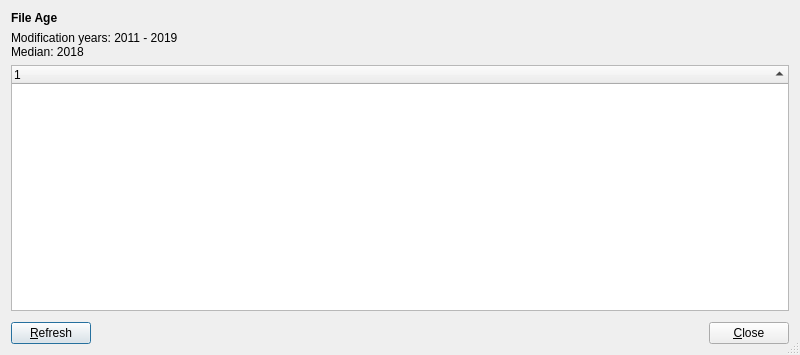
First picture: the form in src/file-age-stats-window.ui, repository shundhammer/qdirstat, before the edit.
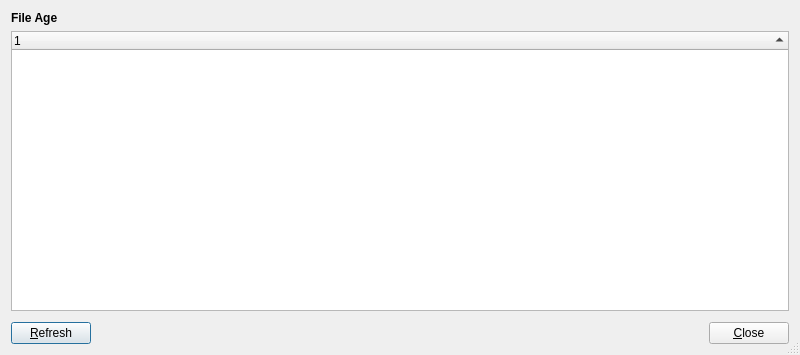
Second picture: the form after the edit.

Commit message: Unify with similar classes

```diff
--- a/src/file-age-stats-window.ui
+++ b/src/file-age-stats-window.ui
@@ -30,14 +30,6 @@
      </property>
     </widget>
    </item>
-   <item>
-    <widget class="QLabel" name="summaryLabel">
-     <property name="text">
-      <string>Modification years: 2011 - 2019
-Median: 2018</string>
-     </property>
-    </widget>
-   </item>
    <item>
     <widget class="QTreeWidget" name="treeWidget">
      <property name="rootIsDecorated">
```
The commit also changes 2 other files.
